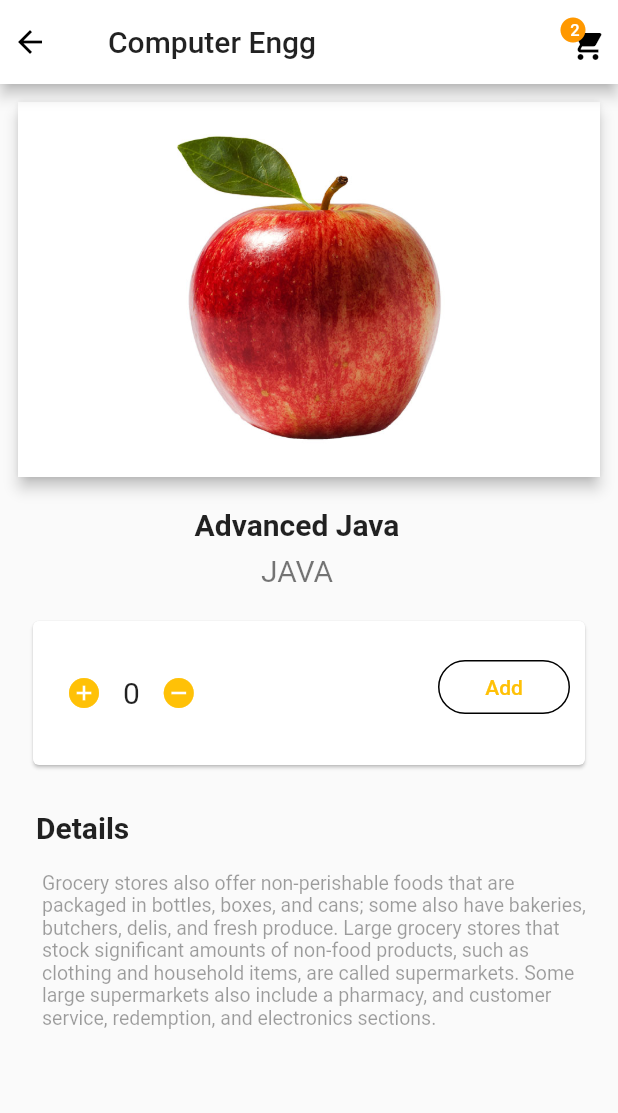
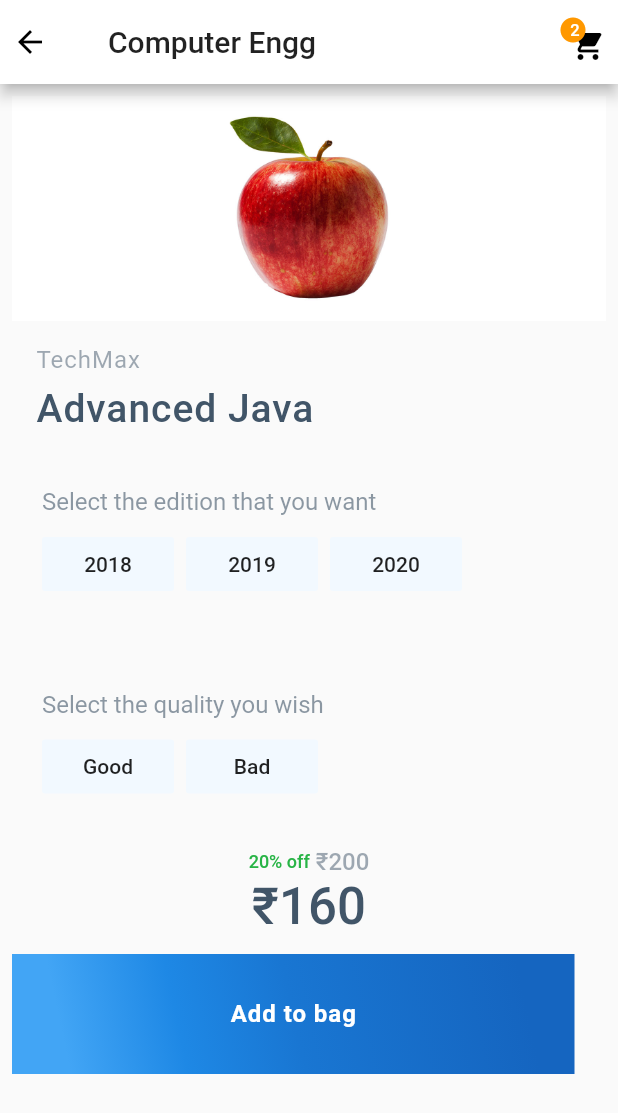
Before and after one commit to AnkushT27/Booki_front, a Flutter app: the Item_Details screen opened directly, on a phone screen of 412 x 824 dp. Shown: the top 1113 px of the screen. Run offline on Flutter 3.47's test engine with Material 2 defaults, Android fonts, the phone set to English and light mode, and no system bars; drawn by our look-alikes of carousel_pro; missing offline and left inert: flutter_range_slider, loader_search_bar; network calls fail; Roboto replaces fonts that are missing (Raleway).

Commit message:
item-details screen commit 1 refs to complete design revamp

```diff
--- a/lib/item_details.dart
+++ b/lib/item_details.dart
@@ -2,6 +2,15 @@ import 'package:bookli_flutter/Cart_Screen.dart';
 import 'package:bookli_flutter/checkout_screen.dart';
 import 'package:flutter/material.dart';
 import 'package:carousel_pro/carousel_pro.dart';
+
+class MyButtonModal {
+  final String buttonText;
+  bool changeButtonColor;
+
+  MyButtonModal({this.buttonText, this.changeButtonColor = false});
+}
+
+
 
 class Item_Details extends StatefulWidget {
   @override
@@ -9,11 +18,21 @@ class Item_Details extends StatefulWidget {
 }
 
 class item_details extends State<Item_Details> {
+  List<MyButtonModal> yearList = [
+    MyButtonModal(buttonText: "2018"),
+    MyButtonModal(buttonText: "2019"),
+    MyButtonModal(buttonText: "2020"),
+  ];
+  List<MyButtonModal> grade = [
+    MyButtonModal(buttonText: "Good"),
+    MyButtonModal(buttonText: "Bad"),
+
+  ];
   String toolbarname = 'Computer Engg';
   final GlobalKey<ScaffoldState> _scaffoldKey = GlobalKey<ScaffoldState>();
   List list = ['12', '11'];
-
-  String itemname = 'Advanced Java';
+  bool pressAttention = false;
+  String itemname = 'TechMax';
   int item = 0;
   String itemprice= '\$15';
 
@@ -132,17 +151,14 @@ class item_details extends State<Item_Details> {
 
               child: Column(
               children: <Widget>[
-
-             Card(
-               elevation: 4.0,
-              child:Container(
+                   Container(
                 color: Colors.white,
                 child: Column(
                   crossAxisAlignment: CrossAxisAlignment.start,
                   children: <Widget>[
                     // photo and title
                     SizedBox(
-                      height: 250.0,
+                      height: 150.0,
 
                       child: Stack(
                         alignment: Alignment.center,
@@ -188,34 +204,28 @@ class item_details extends State<Item_Details> {
                     ),
                   ]),
             ),
-             ),
+
 
              Container(
-               padding: const EdgeInsets.fromLTRB(0.0, 16.0, 16.0, 0.0),
+               alignment: Alignment.topLeft,
+               padding: const EdgeInsets.fromLTRB(16.0, 16.0, 0.0, 0.0),
                child: DefaultTextStyle(
                  style: descriptionStyle,
                  child: Column(
                      mainAxisSize: MainAxisSize.max,
-                     mainAxisAlignment: MainAxisAlignment.spaceBetween,
+                     crossAxisAlignment: CrossAxisAlignment.start,
                      children: <Widget>[
                  // three line description
                  Padding(
                  padding: const EdgeInsets.only(bottom: 8.0),
-                 child: Text(
-                 itemname,
-                 style: descriptionStyle.copyWith(
-                   fontSize: 20.0,
-                 fontWeight: FontWeight.bold,
-                 color: Colors.black87),
+                 child: Text(itemname,
+                 style: TextStyle(fontWeight: FontWeight.normal,fontFamily:'Roboto',color: Color(0xff415568).withOpacity(0.5),fontSize: 16.0,letterSpacing: 0.64),
              ),
              ),
              Padding(
                padding: const EdgeInsets.only(bottom: 8.0),
-               child: Text(
-                 'JAVA',
-                 style: descriptionStyle.copyWith(
-                   fontSize: 20.0,
-                     color: Colors.black54),
+               child: Text('Advanced Java',
+                 style: TextStyle(fontWeight: FontWeight.w500,fontFamily:'Roboto',color: Color(0xff415568),fontSize: 26.0,letterSpacing: 0.64),
              ),
              ),
               ],
@@ -224,106 +234,141 @@ class item_details extends State<Item_Details> {
              ),
               Container(
                 margin: EdgeInsets.all(10.0),
-                  child: Card(
-                      child: Container(
+                  child:  Container(
                           padding: const EdgeInsets.fromLTRB(10.0, 20.0, 10.0, 20.0),
                           child: DefaultTextStyle(
                             style: descriptionStyle,
-                              child: Row(
+                              child: Column(
                                 mainAxisSize: MainAxisSize.max,
-                                mainAxisAlignment: MainAxisAlignment.spaceBetween,
+                                crossAxisAlignment: CrossAxisAlignment.start,
                                 children: <Widget>[
-                                  // three line description
-                                  Row(
-                                    children: <Widget>[
-                                      new IconButton(
-                                        icon: Icon(_add_icon(),color: Colors.amber.shade500),
-                                        onPressed: () {
-
-                                            item = item + 1;
-
-                                        },
+                                  Text('Select the edition that you want',
+                                   style: TextStyle(fontWeight: FontWeight.normal,fontFamily:'Roboto',color: Color(0xff415568).withOpacity(0.6)),
                                    ),
                                   Container(
-                                        margin: EdgeInsets.only(left:2.0),
+                                        padding: EdgeInsets.only(top:8.0),
                                       ),
-                                      Text(
-                                        item.toString(),
-                                        style: descriptionStyle.copyWith(
-                                            fontSize: 20.0,
-                                            color: Colors.black87),
-                                      ),
+                                  Row(
+                                    children:yearList.map((MyButtonModal year) {
+                                     return
                                      Container(
-                                        margin: EdgeInsets.only(right:2.0),
-                                      ),
-                                      new IconButton(
-                                        icon: Icon(_sub_icon(),color: Colors.amber.shade500),
-                                        onPressed: () {
-                                          if(item<0){
-
-                                          }
-                                          else{
-                                            item = item -1;
-                                          }
-                                        },
-                                      ),
-                                    ],
-                                  ),
-
-                                  Padding(
-                                    padding: const EdgeInsets.only(bottom: 8.0),
-                                    child:  Container(
-                                      alignment: Alignment.center,
-                                      child: OutlineButton(
-                                          borderSide: BorderSide(color: Colors.amber.shade500),
-                                          child: const Text('Add'),
-                                          textColor: Colors.amber.shade500,
-                                          onPressed: () {
-                                            Navigator.push(context, MaterialPageRoute(builder: (context)=> Cart_screen()));
-                                          },
-                                          shape: new OutlineInputBorder(
-                                            borderRadius: BorderRadius.circular(30.0),
-                                          )),
-                                    ),
+                                       padding: EdgeInsets.only(right:8.0),
+                                       child :FlatButton(
+                                        color: year.changeButtonColor ?  Color(0xff35B2FE) : Color(0xffF2F9FF) , onPressed: () {
+                                               setState(() => {
+                                                 year.changeButtonColor = !year.changeButtonColor
+                                               });},
+                                        child: Text(year.buttonText)
+                                        ));
+                                     }).toList()
                                     ),
                               ],
                               )
                           )
                       )
-                  )
+
                 ),
-
               Container(
-                 padding: const EdgeInsets.fromLTRB(16.0, 16.0, 16.0, 0.0),
+                margin: EdgeInsets.all(10.0),
+                  child: Container(
+                          padding: const EdgeInsets.fromLTRB(10.0, 20.0, 10.0, 20.0),
                           child: DefaultTextStyle(
                             style: descriptionStyle,
-                     child: Row(
+                              child: Column(
                                 mainAxisSize: MainAxisSize.max,
-                       mainAxisAlignment: MainAxisAlignment.spaceBetween,
+                                crossAxisAlignment: CrossAxisAlignment.start,
                                 children: <Widget>[
-                         // three line description
-                         Padding(
-                           padding: const EdgeInsets.only(bottom: 8.0),
-                           child: Text(
-                             'Details',
-                             style: descriptionStyle.copyWith(
-                                 fontSize: 20.0,
-                                 fontWeight: FontWeight.bold,
-                                 color: Colors.black87),
+                                  Text('Select the quality you wish',
+                                   style: TextStyle(fontWeight: FontWeight.normal,fontFamily:'Roboto',color: Color(0xff415568).withOpacity(0.6)),
                                    ),
+                                  Container(
+                                        padding: EdgeInsets.only(top:8.0),
+                                      ),
+                                  Row(
+                                    children:grade.map((MyButtonModal year) {
+                                     return
+                                     Container(
+                                       padding: EdgeInsets.only(right:8.0),
+                                       child: FlatButton(
+                                        color: year.changeButtonColor ?  Color(0xff35B2FE) : Color(0xffF2F9FF) , onPressed: () {
+                                               setState(() => {
+                                                 year.changeButtonColor = !year.changeButtonColor
+                                               });},
+                                        child: Text(year.buttonText)
+                                        ));
+                                     }).toList()
                                   ),
                               ],
                               )
                           )
+                      )
+
                 ),
                Container(
-                 padding: const EdgeInsets.fromLTRB(20.0, 10.0, 10.0, 0.0),
+                  alignment: Alignment.center,
+                  child: Column(
+                                mainAxisSize: MainAxisSize.max,
+                                crossAxisAlignment: CrossAxisAlignment.center,
+                                children: <Widget>[
+                                  Row(
+                                     mainAxisSize: MainAxisSize.max,
+                                mainAxisAlignment: MainAxisAlignment.center,
+                                    children: <Widget>[
+                                       Text('20% off',
+                                   style: TextStyle(fontWeight: FontWeight.w500,fontFamily:'Roboto',color: Color(0xff28B446),fontSize: 12.0),
+                                   ),
+                                   Padding(padding: EdgeInsets.only(left: 4.0),),
+                                     Text('₹200',
+                                   style: TextStyle(fontWeight: FontWeight.w500,fontFamily:'Roboto',color: Color(0xff415568).withOpacity(0.5),fontSize: 16.0)),
 
-                          child: Text("Grocery stores also offer non-perishable foods that are packaged in bottles, boxes, and cans; some also have bakeries, butchers, delis, and fresh produce. Large grocery stores that stock significant amounts of non-food products, such as clothing and household items, are called supermarkets. Some large supermarkets also include a pharmacy, and customer service, redemption, and electronics sections.",
-                            maxLines: 10,
-                            style: TextStyle(fontSize: 13.0,color: Colors.black38)
+                                   ]
+                                  ),
+                                  Text('₹160',
+                                   style: TextStyle(fontWeight: FontWeight.w500,fontFamily:'Roboto',color: Color(0xff415568),fontSize: 34.0),
+                                   ),
+                                ],
                               )
                           ),
+                          Padding(padding: EdgeInsets.only(top: 12.0),),
+              Row(
+                children: <Widget>[
+                    DefaultTextStyle(
+                     style: descriptionStyle,
+                     child:Container(
+                     decoration: BoxDecoration(
+                       gradient: LinearGradient(
+                        begin: Alignment.topRight,
+          end: Alignment.bottomLeft,
+          // Add one stop for each color. Stops should increase from 0 to 1
+          stops: [0.1, 0.5, 0.7, 0.9],
+          colors: [
+            // Colors are easy thanks to Flutter's Colors class.
+            Colors.blue[800],
+            Colors.blue[700],
+            Colors.blue[600],
+            Colors.blue[400],
+          ]
+                       )
+                     ),
+          child:ButtonTheme(
+                           minWidth: 375.0,
+                           height: 80.0,
+                          child:FlatButton(
+                         onPressed: () {
+                         setState(() => {});
+                       },
+                      child:
+                        Text('Add to bag',
+                                   style: TextStyle(fontWeight: FontWeight.bold,fontFamily:'Roboto',color: Color(0xffFFFFFF),fontSize: 16.0,letterSpacing: 0.64),
+                                   ),
+
+                        )
+                         )
+                 )
+                    )]
+
+             ),
+
 
     ]
     )
--- a/lib/main.dart
+++ b/lib/main.dart
@@ -22,7 +22,8 @@ class MyApp extends StatelessWidget {
 
             primaryColor: Colors.white,
             primaryColorDark: Colors.white30,
-            accentColor: Colors.blue
+            accentColor: Colors.blue,
+            fontFamily: 'Raleway'
 
         ),
       home: new MyHomePage(title: 'Groceries'),
--- a/pubspec.yaml
+++ b/pubspec.yaml
@@ -70,6 +70,7 @@ flutter:
 
 
      - assets/address.json
+     - assets/fonts/Roboto-Regular.ttf
 
   # To add assets to your application, add an assets section, like this:
   # assets:
```
Also changed, not shown: assets/fonts/Roboto-Regular.ttf (added). Lines whose indentation alone changed are shown as unchanged.
